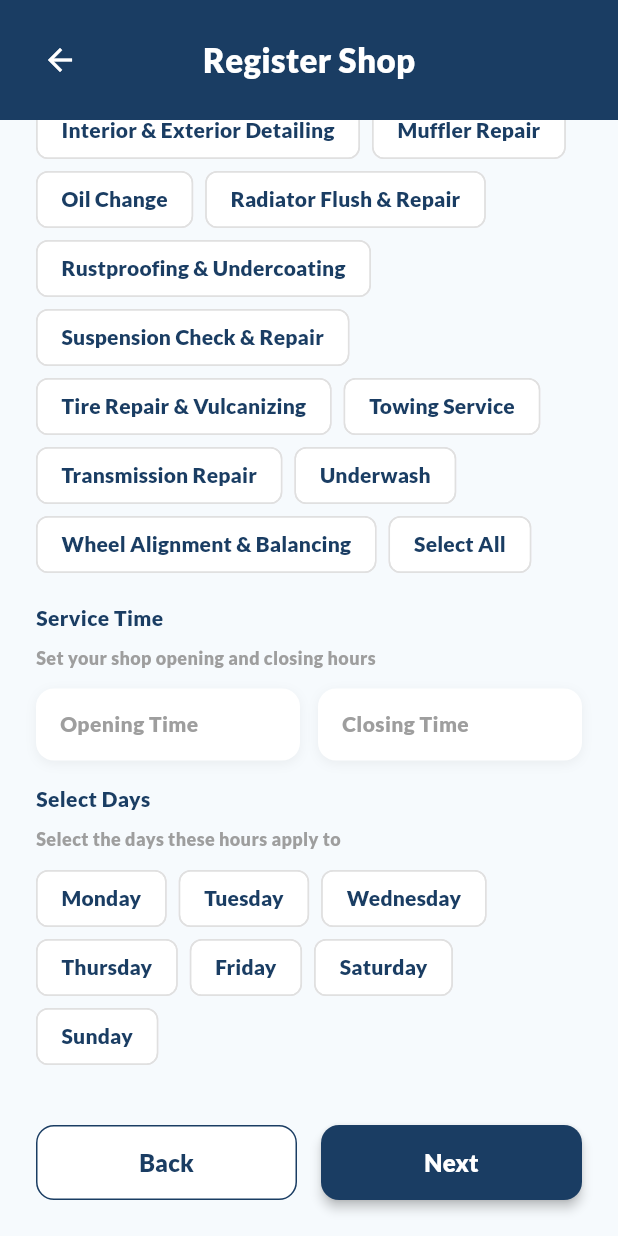
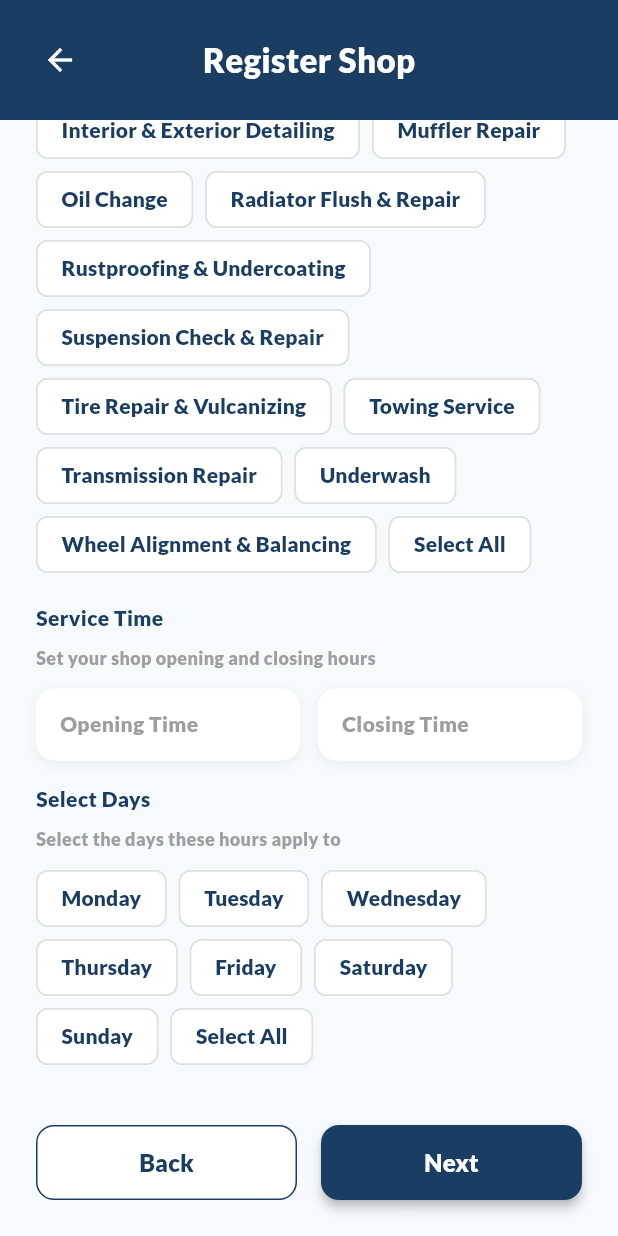
Before and after one commit to kurt-arpilleda/CARE, a Flutter app: the RegisterShopContactDetails screen opened directly with empty values, scrolled down 933 dp, on a phone screen of 412 x 824 dp. Run offline on Flutter 3.47's test engine with Material 3 defaults, Android fonts, the light colour scheme and no system bars; our stand-ins replace connectivity_plus, flutter_secure_storage, fluttertoast, google_sign_in, image_picker, open_file and 4 more; accounts and stored records are empty.

```diff
--- a/lib/drawer/shop/registerShop_contactDetails.dart
+++ b/lib/drawer/shop/registerShop_contactDetails.dart
@@ -61,6 +61,14 @@ class _RegisterShopContactDetailsState extends State<RegisterShopContactDetails>
   void _toggleDay(String day) {
     setState(() {
       selectedDays[day] = !selectedDays[day]!;
+    });
+  }
+  void _toggleAllDays() {
+    setState(() {
+      bool allSelected = selectedDays.values.every((value) => value);
+      for (var day in selectedDays.keys) {
+        selectedDays[day] = !allSelected;
+      }
     });
   }
 
@@ -404,7 +412,8 @@ class _RegisterShopContactDetailsState extends State<RegisterShopContactDetails>
                       Wrap(
                         spacing: 8,
                         runSpacing: 8,
-                        children: daysOfWeek.map((day) {
+                        children: [
+                          ...daysOfWeek.map((day) {
                             bool isSelected = selectedDays[day]!;
                             return ChoiceChip(
                               label: Text(day),
@@ -429,6 +438,31 @@ class _RegisterShopContactDetailsState extends State<RegisterShopContactDetails>
                               materialTapTargetSize: MaterialTapTargetSize.shrinkWrap,
                             );
                           }).toList(),
+                          ChoiceChip(
+                            label: const Text('Select All'),
+                            selected: selectedDays.values.every((value) => value),
+                            onSelected: (_) => _toggleAllDays(),
+                            selectedColor: const Color(0xFF1A3D63),
+                            backgroundColor: Colors.white,
+                            labelStyle: TextStyle(
+                              color: selectedDays.values.every((value) => value)
+                                  ? Colors.white
+                                  : const Color(0xFF1A3D63),
+                              fontWeight: FontWeight.w500,
+                            ),
+                            shape: RoundedRectangleBorder(
+                              borderRadius: BorderRadius.circular(8),
+                              side: BorderSide(
+                                color: selectedDays.values.every((value) => value)
+                                    ? const Color(0xFF1A3D63)
+                                    : Colors.grey[300]!,
+                              ),
+                            ),
+                            showCheckmark: false,
+                            visualDensity: const VisualDensity(horizontal: 0, vertical: 0),
+                            materialTapTargetSize: MaterialTapTargetSize.shrinkWrap,
+                          ),
+                        ],
                       ),
                       const SizedBox(height: 40),
                       Row(
```
Also changed, not shown: lib/drawer/shopProfile/shopDetails.dart (+34 -2 lines), lib/drawer/vehicle/vehicleBrands.dart (added), pubspec.lock. Lines whose indentation alone changed are shown as unchanged.
